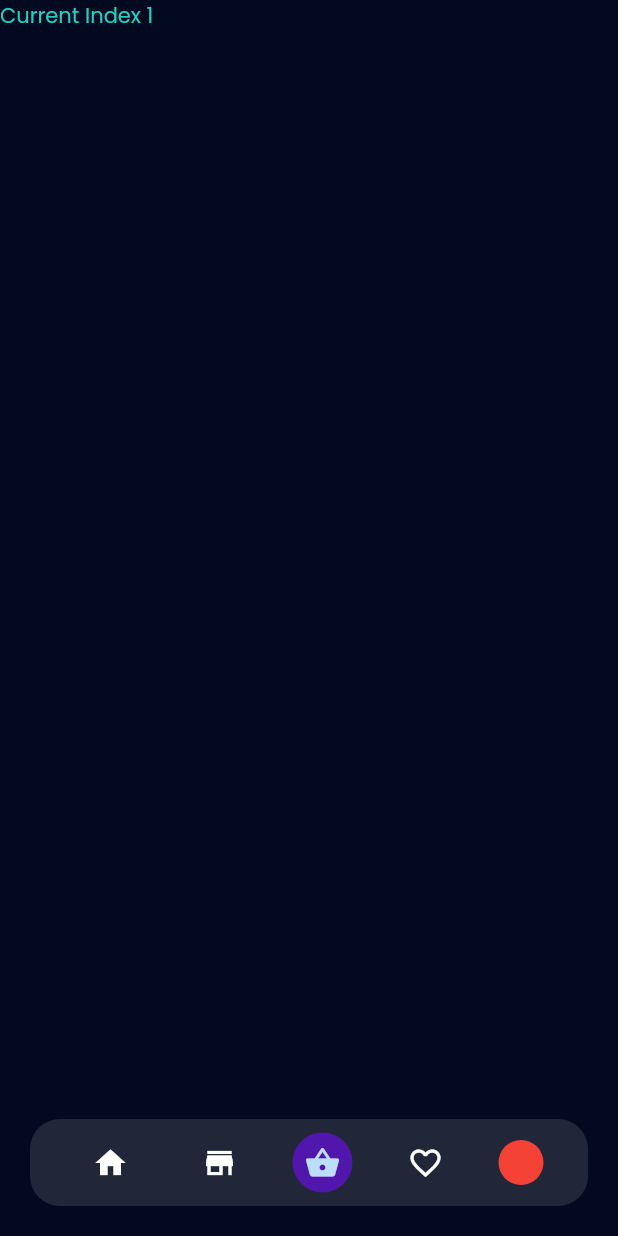
After one commit to xElGrego/proyecto_deliviery_app, a Flutter app: the screen it shows after launch, after a tap on "Login", on a phone screen of 412 x 824 dp. The commit adds this screen. Run offline on Flutter 3.47's test engine with Material 2 defaults, Android fonts, the phone set to English and light mode, and no system bars; our stand-ins replace google_fonts.

Commit message:
BottonNavigationBar terminado

```diff
--- a/lib/main.dart
+++ b/lib/main.dart
@@ -1,4 +1,5 @@
 import 'package:flutter/material.dart';
+import 'package:proyecto_deliviery_app/presentantion/login/login_scren.dart';
 import 'package:proyecto_deliviery_app/presentantion/splash/splash_screen.dart';
 import 'package:proyecto_deliviery_app/presentantion/theme.dart';
 
@@ -7,13 +8,14 @@ void main() {
 }
 
 class MyApp extends StatelessWidget {
+
   // This widget is the root of your application.
   @override
   Widget build(BuildContext context) {
     return MaterialApp(
       debugShowCheckedModeBanner: false,
       theme: dartkTheme,
-      home: SplashScreen(),
+      home: LoginScreen(),
     );
   }
 }
--- /dev/null
+++ b/lib/presentantion/home/delivery_bottonNavigationBar.dart
@@ -0,0 +1,66 @@
+import 'package:flutter/cupertino.dart';
+import 'package:flutter/material.dart';
+import 'package:proyecto_deliviery_app/presentantion/theme.dart';
+
+class DeliveryBottonNavigationBar extends StatelessWidget {
+  final int index;
+  final ValueChanged<int> onIndexSelect;
+
+  const DeliveryBottonNavigationBar({Key key, this.index, this.onIndexSelect})
+      : super(key: key);
+
+  @override
+  Widget build(BuildContext context) {
+    return Padding(
+      padding: EdgeInsets.all(20.0),
+      child: DecoratedBox(
+        decoration: BoxDecoration(
+          borderRadius: BorderRadius.circular(20),
+          color: Theme.of(context).canvasColor,
+        ),
+        child: Padding(
+          padding: const EdgeInsets.all(5),
+          child: Row(
+            mainAxisAlignment: MainAxisAlignment.spaceEvenly,
+            children: [
+              Material(
+                child: IconButton(
+                  icon: Icon(Icons.home),
+                  onPressed: () => onIndexSelect(0),
+                ),
+              ),
+              Material(
+                child: IconButton(
+                  icon: Icon(Icons.store),
+                  onPressed: () => onIndexSelect(1),
+                ),
+              ),
+              Material(
+                child: CircleAvatar(
+                  backgroundColor: DeliveryColors.purple,
+                  child: IconButton(
+                    icon: Icon(Icons.shopping_basket),
+                    onPressed: () => onIndexSelect(2),
+                  ),
+                ),
+              ),
+              Material(
+                child: IconButton(
+                  icon: Icon(Icons.favorite_border),
+                  onPressed: () => onIndexSelect(3),
+                ),
+              ),
+              InkWell(
+                onTap: () => onIndexSelect(4),
+                child: CircleAvatar(
+                  radius: 15,
+                  backgroundColor: Colors.red,
+                ),
+              ),
+            ],
+          ),
+        ),
+      ),
+    );
+  }
+}
--- /dev/null
+++ b/lib/presentantion/home/home_scren.dart
@@ -0,0 +1,41 @@
+import 'package:flutter/material.dart';
+import 'package:proyecto_deliviery_app/presentantion/home/delivery_bottonNavigationBar.dart';
+
+class HomePage extends StatefulWidget {
+  @override
+  _HomePageState createState() => _HomePageState();
+}
+
+class _HomePageState extends State<HomePage> {
+  int currentindex = 0;
+  @override
+  Widget build(BuildContext context) {
+    return Scaffold(
+      body: Column(
+        crossAxisAlignment: CrossAxisAlignment.stretch,
+        children: [
+          Expanded(
+            child: IndexedStack(
+              index: currentindex,
+              children: [
+                Text("Current Index 1 "),
+                Text("Current Index 2 "),
+                Text("Current Index 3 "),
+                Text("Current Index 4 "),
+                Text("Current Index 5 "),
+              ],
+            ),
+          ),
+          DeliveryBottonNavigationBar(
+            index: currentindex,
+            onIndexSelect: (index) {
+              setState(() {
+                currentindex = index;
+              });
+            },
+          )
+        ],
+      ),
+    );
+  }
+}
--- a/lib/presentantion/login/login_scren.dart
+++ b/lib/presentantion/login/login_scren.dart
@@ -1,4 +1,5 @@
 import 'package:flutter/material.dart';
+import 'package:proyecto_deliviery_app/presentantion/home/home_scren.dart';
 import 'package:proyecto_deliviery_app/presentantion/theme.dart';
 
 class LoginScreen extends StatelessWidget {
@@ -105,13 +106,17 @@ class LoginScreen extends StatelessWidget {
                         ),
                         hintText: 'password',
                       ),
-                    )
+                    ),
                   ],
                 ),
               ),
             ),
           ),
-          Padding(
+          InkWell(
+            onTap: (){
+              Navigator.pushReplacement(context, MaterialPageRoute(builder: (context)=>HomePage() ) );
+            },
+                      child: Padding(
               padding: EdgeInsets.all(25.0),
               child: Container(
                 width: width,
@@ -135,6 +140,7 @@ class LoginScreen extends StatelessWidget {
                 ),
               ),
             ),
+          ),
         ],
       ),
     );
--- a/lib/presentantion/theme.dart
+++ b/lib/presentantion/theme.dart
@@ -31,9 +31,12 @@ final _boderDark = OutlineInputBorder(
 );
 
 //Asigno el color por medio del displayColor y apply
-final ligthTheme = ThemeData(
+ final ligthTheme = ThemeData(
   canvasColor: DeliveryColors.white,
   accentColor: DeliveryColors.purple,
+  appBarTheme: AppBarTheme(
+    color: DeliveryColors.white
+  ),
   textTheme: GoogleFonts.poppinsTextTheme().apply(
     displayColor: DeliveryColors.purple,
     bodyColor: DeliveryColors.purple,
@@ -56,8 +59,11 @@ final ligthTheme = ThemeData(
 
 
 final dartkTheme = ThemeData(
-  canvasColor: DeliveryColors.dark,
+  canvasColor: DeliveryColors.grey,
   accentColor: DeliveryColors.white,
+  appBarTheme: AppBarTheme(
+    color: DeliveryColors.purple
+  ),
   scaffoldBackgroundColor: DeliveryColors.dark,
 
   textTheme: GoogleFonts.poppinsTextTheme().apply(
@@ -81,3 +87,4 @@ final dartkTheme = ThemeData(
     color: DeliveryColors.white,
   ),
 );
+//Asigno el color por medio del displayColor y apply
```
Lines whose indentation alone changed are shown as unchanged.
